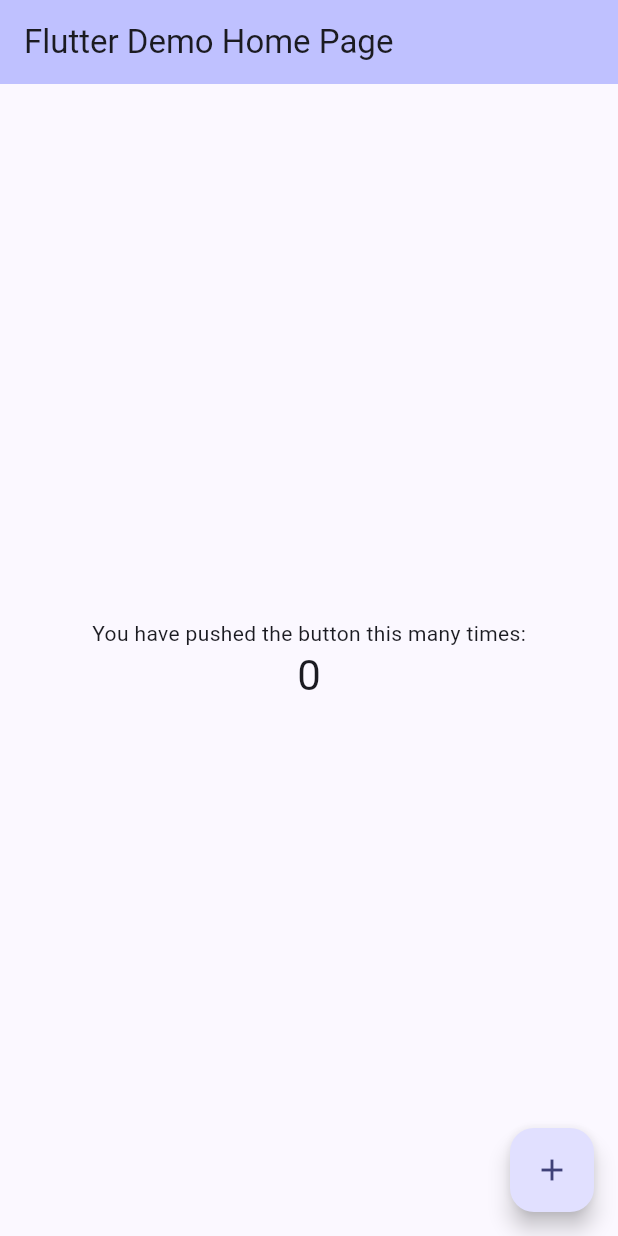
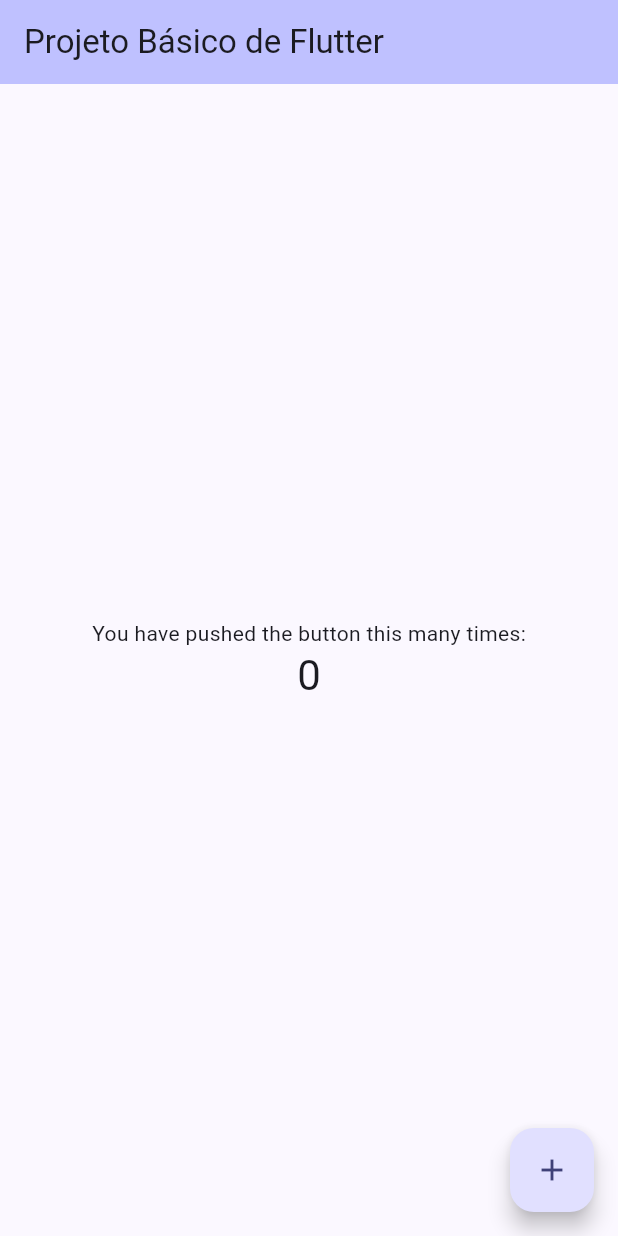
Before and after one commit to viniciusaraujo2405/ProjetoFlutter, a Flutter app: the screen it shows after launch, on a phone screen of 412 x 824 dp. Run offline on Flutter 3.47's test engine with Material 3 defaults, Android fonts, the phone set to English and light mode, and no system bars.

Commit message:
Alterando o titulo e a cor

```diff
--- a/lib/main.dart
+++ b/lib/main.dart
@@ -31,7 +31,7 @@ class MyApp extends StatelessWidget {
         colorScheme: ColorScheme.fromSeed(seedColor: const Color.fromARGB(255, 16, 0, 235)),
         useMaterial3: true,
       ),
-      home: const MyHomePage(title: 'Flutter Demo Home Page'),
+      home: const MyHomePage(title: 'Projeto Básico de Flutter'),
     );
   }
 }
```
